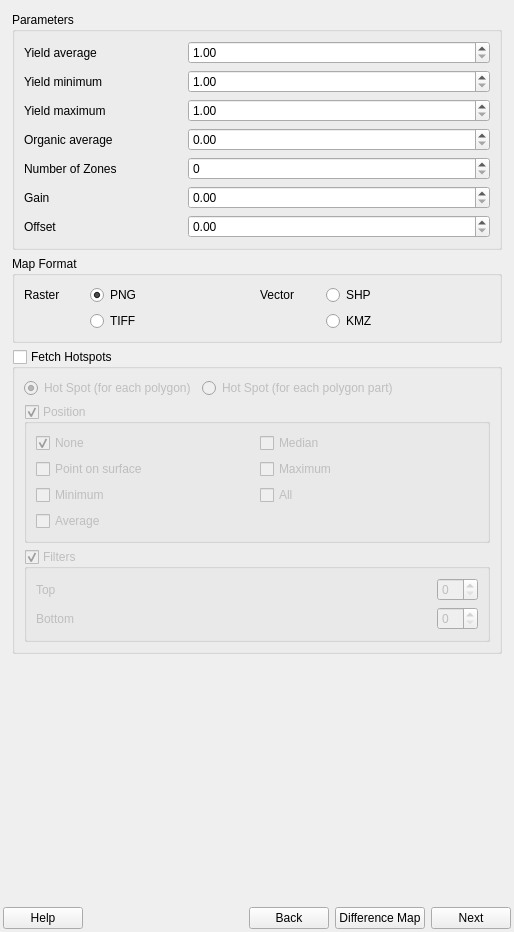
Qt form geosys/ui/templates/geosys_dockwidget_base.ui (osundwajeff/qgis-plugin) before a commit.
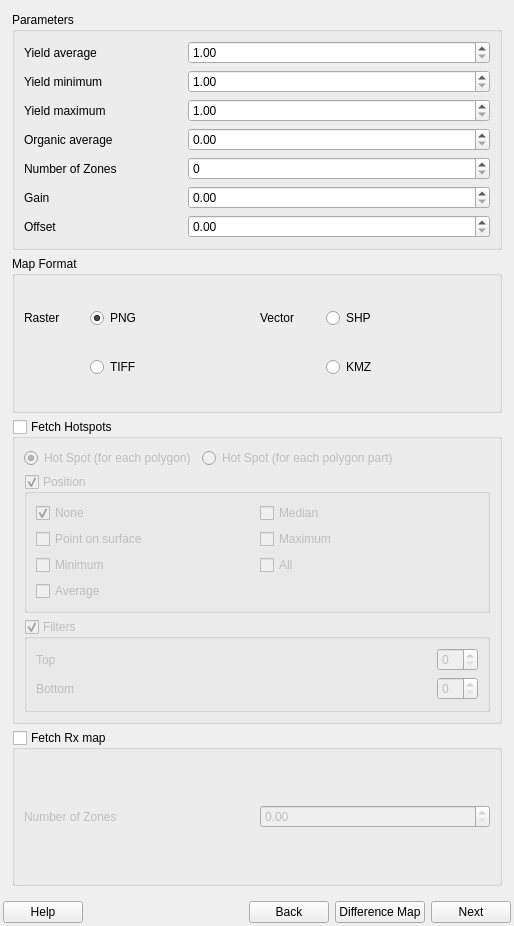
The same form after that commit. The open tabs and pages were chosen to show the change.

Commit message: rx_maps UI

The edit to the form file:
```diff
--- a/geosys/ui/templates/geosys_dockwidget_base.ui
+++ b/geosys/ui/templates/geosys_dockwidget_base.ui
@@ -7,13 +7,13 @@
     <x>0</x>
     <y>0</y>
     <width>514</width>
-    <height>932</height>
+    <height>926</height>
    </rect>
   </property>
   <property name="minimumSize">
    <size>
     <width>514</width>
-    <height>932</height>
+    <height>926</height>
    </size>
   </property>
   <property name="windowTitle">
@@ -358,8 +358,8 @@
        </layout>
       </widget>
       <widget class="QWidget" name="map_creation_page">
-       <layout class="QGridLayout" name="gridLayout">
-        <item row="0" column="0">
+       <layout class="QVBoxLayout" name="verticalLayout_8">
+        <item>
          <widget class="QGroupBox" name="parameters_group">
           <property name="title">
            <string>Parameters</string>
@@ -553,20 +553,79 @@
           </layout>
          </widget>
         </item>
-        <item row="4" column="0">
-         <spacer name="verticalSpacer_2">
-          <property name="orientation">
-           <enum>Qt::Vertical</enum>
+        <item>
+         <widget class="QGroupBox" name="map_format_group">
+          <property name="title">
+           <string>Map Format</string>
           </property>
-          <property name="sizeHint" stdset="0">
-           <size>
-            <width>20</width>
-            <height>40</height>
-           </size>
+          <property name="checkable">
+           <bool>false</bool>
           </property>
-         </spacer>
+          <layout class="QGridLayout" name="gridLayout_2">
+           <item row="0" column="0">
+            <widget class="QLabel" name="raster_label">
+             <property name="maximumSize">
+              <size>
+               <width>60</width>
+               <height>16777215</height>
+              </size>
+             </property>
+             <property name="text">
+              <string>Raster</string>
+             </property>
+            </widget>
+           </item>
+           <item row="0" column="1">
+            <widget class="QRadioButton" name="png_radio_button">
+             <property name="text">
+              <string>PNG</string>
+             </property>
+             <property name="checked">
+              <bool>true</bool>
+             </property>
+            </widget>
+           </item>
+           <item row="0" column="2">
+            <widget class="QLabel" name="vectorl_abel">
+             <property name="maximumSize">
+              <size>
+               <width>60</width>
+               <height>16777215</height>
+              </size>
+             </property>
+             <property name="text">
+              <string>Vector</string>
+             </property>
+            </widget>
+           </item>
+           <item row="0" column="3">
+            <widget class="QRadioButton" name="shp_radio_button">
+             <property name="text">
+              <string>SHP</string>
+             </property>
+            </widget>
+           </item>
+           <item row="1" column="1">
+            <widget class="QRadioButton" name="tiff_radio_button">
+             <property name="text">
+              <string>TIFF</string>
+             </property>
+             <property name="checked">
+              <bool>false</bool>
+             </property>
+            </widget>
+           </item>
+           <item row="1" column="3">
+            <widget class="QRadioButton" name="kmz_radio_button">
+             <property name="text">
+              <string>KMZ</string>
+             </property>
+            </widget>
+           </item>
+          </layout>
+         </widget>
         </item>
-        <item row="2" column="0">
+        <item>
          <widget class="QGroupBox" name="hotspots_group">
           <property name="title">
            <string>Fetch Hotspots</string>
@@ -724,74 +783,27 @@
           </layout>
          </widget>
         </item>
-        <item row="1" column="0">
-         <widget class="QGroupBox" name="map_format_group">
+        <item>
+         <widget class="QGroupBox" name="fetch_rx_group">
           <property name="title">
-           <string>Map Format</string>
+           <string>Fetch Rx map</string>
           </property>
           <property name="checkable">
+           <bool>true</bool>
+          </property>
+          <property name="checked">
            <bool>false</bool>
           </property>
-          <layout class="QGridLayout" name="gridLayout_2">
+          <layout class="QGridLayout" name="gridLayout_5">
            <item row="0" column="0">
-            <widget class="QLabel" name="raster_label">
-             <property name="maximumSize">
-              <size>
-               <width>60</width>
-               <height>16777215</height>
-              </size>
-             </property>
+            <widget class="QLabel" name="fetch_rx_label">
              <property name="text">
-              <string>Raster</string>
+              <string>Number of Zones</string>
              </property>
             </widget>
            </item>
            <item row="0" column="1">
-            <widget class="QRadioButton" name="png_radio_button">
-             <property name="text">
-              <string>PNG</string>
-             </property>
-             <property name="checked">
-              <bool>true</bool>
-             </property>
-            </widget>
-           </item>
-           <item row="0" column="2">
-            <widget class="QLabel" name="vectorl_abel">
-             <property name="maximumSize">
-              <size>
-               <width>60</width>
-               <height>16777215</height>
-              </size>
-             </property>
-             <property name="text">
-              <string>Vector</string>
-             </property>
-            </widget>
-           </item>
-           <item row="0" column="3">
-            <widget class="QRadioButton" name="shp_radio_button">
-             <property name="text">
-              <string>SHP</string>
-             </property>
-            </widget>
-           </item>
-           <item row="1" column="1">
-            <widget class="QRadioButton" name="tiff_radio_button">
-             <property name="text">
-              <string>TIFF</string>
-             </property>
-             <property name="checked">
-              <bool>false</bool>
-             </property>
-            </widget>
-           </item>
-           <item row="1" column="3">
-            <widget class="QRadioButton" name="kmz_radio_button">
-             <property name="text">
-              <string>KMZ</string>
-             </property>
-            </widget>
+            <widget class="QDoubleSpinBox" name="fetch_rx_sb"/>
            </item>
           </layout>
          </widget>
```
Left out of the diff: 2 changed lines with no effect on the pictures.
